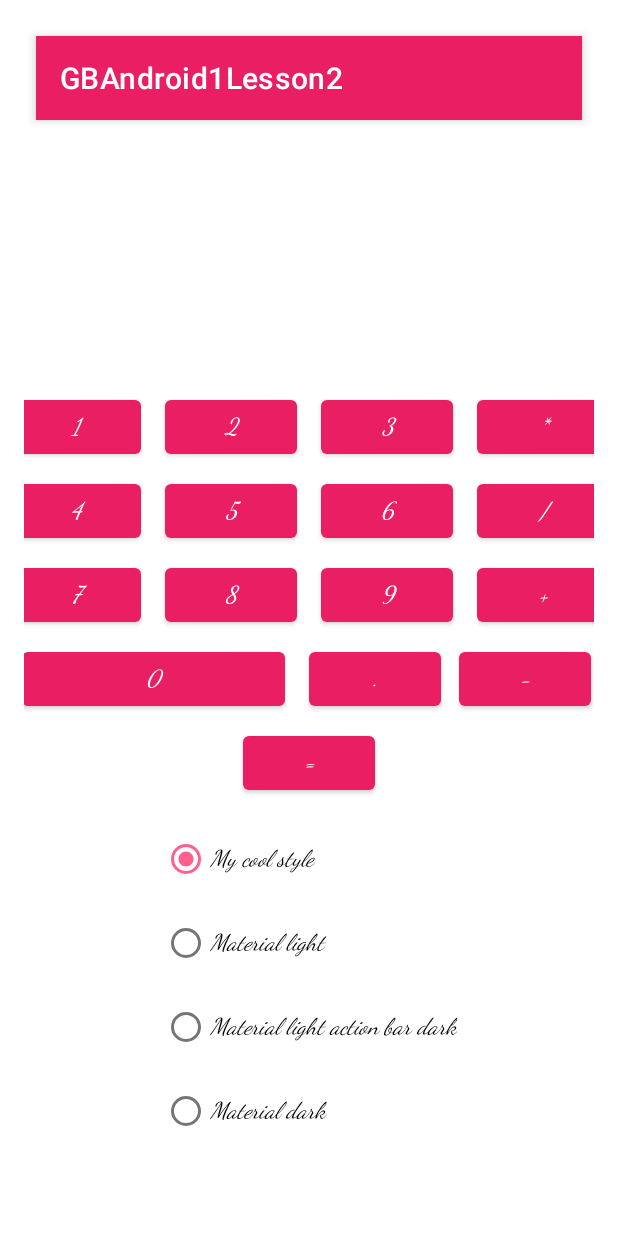
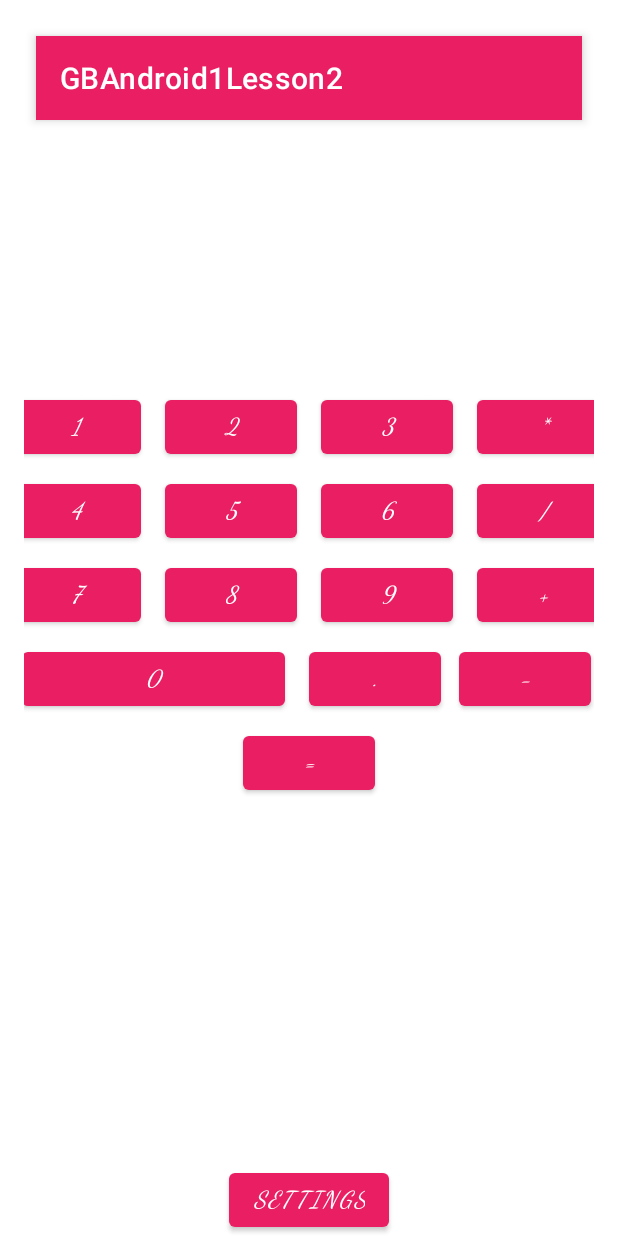
Before and after one commit to Kirik1105/GBAndroid1Lesson2, an Android app: the screen it shows after launch (MainActivity), on a phone screen of 412 x 824 dp. Run offline under Robolectric (Android 15) with nearby library versions, the phone set to English and light mode, and no system bars.

Commit message:
Сделал активити с настройками стиля и кнопку ведущую к нему

```diff
--- a/app/src/main/AndroidManifest.xml
+++ b/app/src/main/AndroidManifest.xml
@@ -9,6 +9,7 @@
         android:roundIcon="@mipmap/ic_launcher_round"
         android:supportsRtl="true"
         android:theme="@style/AppTheme">
+        <activity android:name=".StyleSetActivity2"></activity>
         <activity android:name=".MainActivity">
             <intent-filter>
                 <action android:name="android.intent.action.MAIN" />
--- a/app/src/main/java/com/example/gbandroid1lesson2/MainActivity.java
+++ b/app/src/main/java/com/example/gbandroid1lesson2/MainActivity.java
@@ -2,9 +2,11 @@ package com.example.gbandroid1lesson2;
 
 import androidx.appcompat.app.AppCompatActivity;
 
+import android.content.Intent;
 import android.content.SharedPreferences;
 import android.os.Bundle;
 import android.view.View;
+import android.widget.Button;
 import android.widget.RadioGroup;
 import android.widget.TextView;
 import android.widget.Toast;
@@ -39,35 +41,9 @@ public class MainActivity extends AppCompatActivity {
         setTheme(getAppTheme(R.style.MyCoolStyle));
         setContentView(R.layout.calc_layout);
         textV = findViewById(R.id.textView);
-        initThemeChooser();
+        initView();
     }
 
-    // Инициализация радиокнопок
-    private void initThemeChooser() {
-        initRadioButton(findViewById(R.id.radioButtonMyCoolStyle),
-                MyCoolCodeStyle);
-        initRadioButton(findViewById(R.id.radioButtonMaterialDark),
-                AppThemeDarkCodeStyle);
-        initRadioButton(findViewById(R.id.radioButtonMaterialLight),
-                AppThemeLightCodeStyle);
-        initRadioButton(findViewById(R.id.radioButtonMaterialLightDarkAction),
-                AppThemeCodeStyle);
-        RadioGroup rg = findViewById(R.id.radioButtons);
-        ((MaterialRadioButton) rg.getChildAt(getCodeStyle(MyCoolCodeStyle))).setChecked(true);
-    }
-
-    // Все инициализации кнопок очень похожи, поэтому создадим метод для переиспользования
-    private void initRadioButton(View button, final int codeStyle) {
-        button.setOnClickListener(new View.OnClickListener() {
-            @Override
-            public void onClick(View v) {
-                // сохраним настройки
-                setAppTheme(codeStyle);
-                // пересоздадим активити, чтобы тема применилась
-                recreate();
-            }
-        });
-    }
 
     private int getAppTheme(int codeStyle) {
         return codeStyleToStyleId(getCodeStyle(codeStyle));
@@ -81,14 +57,6 @@ public class MainActivity extends AppCompatActivity {
         return sharedPref.getInt("AppTheme", codeStyle);
     }
 
-    // Сохранение настроек
-    private void setAppTheme(int codeStyle) {
-        SharedPreferences sharedPref = getSharedPreferences(NameSharedPreference, MODE_PRIVATE);
-        // Настройки сохраняются посредством специального класса editor.
-        SharedPreferences.Editor editor = sharedPref.edit();
-        editor.putInt("AppTheme", codeStyle);
-        editor.apply();
-    }
 
     private int codeStyleToStyleId(int codeStyle) {
         switch (codeStyle) {
@@ -101,6 +69,24 @@ public class MainActivity extends AppCompatActivity {
             default:
                 return R.style.MyCoolStyle;
         }
+    }
+
+    private void initView() {
+        Button btnSettings = findViewById(R.id.settings);
+        btnSettings.setOnClickListener(v -> {
+            // Чтобы стартовать активити, надо подготовить интент
+            // В данном случае это будет явный интент, поскольку здесь передаётся класс активити
+            Intent runSettings = new Intent(MainActivity.this, StyleSetActivity2.class);
+            // Метод стартует активити, указанную в интенте
+            startActivity(runSettings);
+        });
+    }
+
+
+
+
+    public void buttonSet_onClick(View view) {
+
     }
 
     public void button1_onClick(View view) {
--- a/app/src/main/res/layout/calc_layout.xml
+++ b/app/src/main/res/layout/calc_layout.xml
@@ -4,6 +4,18 @@
     xmlns:tools="http://schemas.android.com/tools"
     android:layout_width="match_parent"
     android:layout_height="match_parent">
+
+    <com.google.android.material.button.MaterialButton
+        android:id="@+id/settings"
+        android:layout_width="wrap_content"
+        android:layout_height="wrap_content"
+        android:onClick="buttonSet_onClick"
+        android:text="@string/settings"
+        android:textSize="@dimen/button_text"
+        app:layout_constraintBottom_toBottomOf="parent"
+        app:layout_constraintEnd_toEndOf="parent"
+        app:layout_constraintStart_toStartOf="parent"
+        app:layout_constraintTop_toBottomOf="@+id/radioButtons" />
 
     <com.google.android.material.button.MaterialButton
         android:id="@+id/button_1"
@@ -18,9 +30,7 @@
         app:layout_constraintStart_toStartOf="parent"
         app:layout_constraintTop_toTopOf="parent"
         app:layout_constraintVertical_bias="0.3"
-        app:layout_constraintVertical_chainStyle="packed"
-        />
-
+        app:layout_constraintVertical_chainStyle="packed" />
 
     <com.google.android.material.button.MaterialButton
         android:id="@+id/button_2"
@@ -208,48 +218,16 @@
 
     <TextView
         android:id="@+id/textView"
+        style="@style/MyCoolStyle"
         android:layout_width="349dp"
         android:layout_height="55dp"
         android:textAlignment="viewEnd"
         android:textSize="16sp"
         app:layout_constraintBottom_toTopOf="@+id/button_2"
         app:layout_constraintEnd_toEndOf="parent"
-        app:layout_constraintStart_toStartOf="parent"
-        style="@style/MyCoolStyle"
-        />
-    <RadioGroup
-        android:id="@+id/radioButtons"
-        android:layout_width="wrap_content"
-        android:layout_height="wrap_content"
-        app:layout_constraintEnd_toEndOf="parent"
-        app:layout_constraintStart_toStartOf="parent"
-        app:layout_constraintTop_toBottomOf="@+id/button_equal">
+        app:layout_constraintStart_toStartOf="parent" />
 
-        <com.google.android.material.radiobutton.MaterialRadioButton
-            android:id="@+id/radioButtonMyCoolStyle"
-            android:layout_width="match_parent"
-            android:layout_height="wrap_content"
-            android:text="@string/my_cool_style" />
 
-        <com.google.android.material.radiobutton.MaterialRadioButton
-            android:id="@+id/radioButtonMaterialLight"
-            android:layout_width="match_parent"
-            android:layout_height="wrap_content"
-            android:text="@string/material_light" />
-
-        <com.google.android.material.radiobutton.MaterialRadioButton
-            android:id="@+id/radioButtonMaterialLightDarkAction"
-            android:layout_width="match_parent"
-            android:layout_height="wrap_content"
-            android:text="@string/material_light_action_bar_dark" />
-
-        <com.google.android.material.radiobutton.MaterialRadioButton
-            android:id="@+id/radioButtonMaterialDark"
-            android:layout_width="match_parent"
-            android:layout_height="wrap_content"
-            android:text="@string/material_dark" />
-
-    </RadioGroup>
 
 
 </androidx.constraintlayout.widget.ConstraintLayout>
--- a/app/src/main/res/values/ids.xml
+++ b/app/src/main/res/values/ids.xml
@@ -17,5 +17,5 @@
     <item name="button_minus" type="id" />
     <item name="button_equal" type="id" />
     <item name="textView" type="id" />
-
+    <item name="settings" type="id" />
 </resources>
--- a/app/src/main/res/values/strings.xml
+++ b/app/src/main/res/values/strings.xml
@@ -20,5 +20,6 @@
     <string name="material_light">Material light</string>
     <string name="material_light_action_bar_dark">Material light action bar dark</string>
     <string name="material_dark">Material dark</string>
-
+    <string name="settings">Settings</string>
+    <string name="returne">Return</string>
 </resources>
```
Also changed, not shown: app/src/main/java/com/example/gbandroid1lesson2/StyleSetActivity2.java (added, +89 -0 lines), app/src/main/res/layout/activity_style_set2.xml (added, +54 -0 lines).
